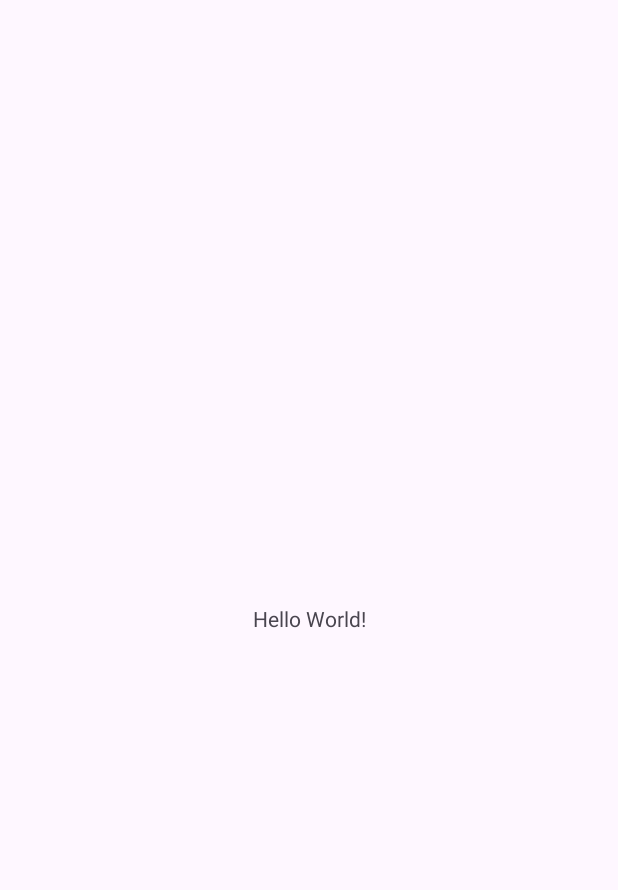
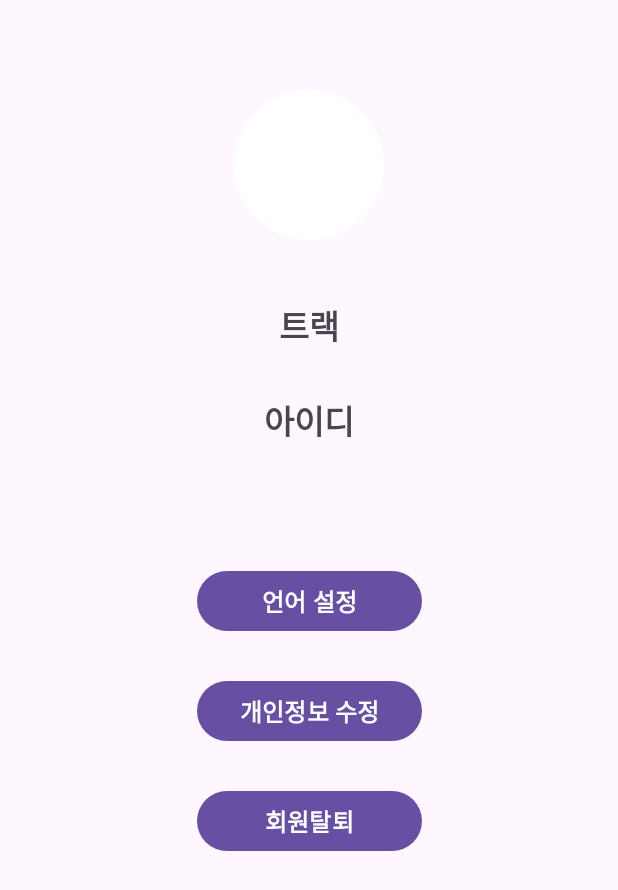
Before and after one commit to jericho31/appbasic-SNS-teamproj, an Android app: the screen it shows after launch (MainPageActivity before the commit, ProfilActivity after it), on a phone screen of 412 x 824 dp. Before the commit the part shown is almost empty. Shown: the top 890 px of the screen. Run offline under Robolectric (Android 15) with nearby library versions, the phone set to English and light mode, and no system bars; 2 statements that could not run were skipped.

Commit message:
프로필 화면 & 언어 설정 화면

```diff
--- /dev/null
+++ b/appbasicSNSteamproj/app/src/main/java/com/example/spatraforest/ProfilActivity.kt
@@ -0,0 +1,25 @@
+package com.example.spatraforest
+
+import android.content.Intent
+import androidx.appcompat.app.AppCompatActivity
+import android.os.Bundle
+import android.widget.Button
+
+class ProfilActivity : AppCompatActivity() {
+    override fun onCreate(savedInstanceState: Bundle?) {
+        super.onCreate(savedInstanceState)
+        setContentView(R.layout.activity_profil)
+
+        val track = intent.getStringExtra("track")
+        val id = intent.getStringExtra("id")
+        val btnLanguageSetting = findViewById<Button>(R.id.btn_languageSetting)
+
+        track.setText(track)
+        id.setText(id)
+
+        btnLanguageSetting.setOnClickListener{
+            val intent = Intent(this, LanguageSettingActivity::class.java)
+            startActivity(intent)
+        }
+    }
+}
--- /dev/null
+++ b/appbasicSNSteamproj/app/src/main/res/drawable/rounded_background.xml
@@ -0,0 +1,6 @@
+<?xml version="1.0" encoding="utf-8"?>
+<shape xmlns:android="http://schemas.android.com/apk/res/android">
+    <solid android:color="@color/white"/>
+    <corners android:radius="50dp"/>
+
+</shape>
--- /dev/null
+++ b/appbasicSNSteamproj/app/src/main/res/layout/activity_profil.xml
@@ -0,0 +1,81 @@
+<?xml version="1.0" encoding="utf-8"?>
+<androidx.constraintlayout.widget.ConstraintLayout xmlns:android="http://schemas.android.com/apk/res/android"
+    xmlns:app="http://schemas.android.com/apk/res-auto"
+    xmlns:tools="http://schemas.android.com/tools"
+    android:layout_width="match_parent"
+    android:layout_height="match_parent"
+    tools:context=".ProfilActivity">
+
+    <ImageView
+        android:id="@+id/iv_profil"
+        android:layout_width="100dp"
+        android:layout_height="100dp"
+        android:background="@drawable/rounded_background"
+        android:clipToOutline="true"
+        android:layout_marginTop="60dp"
+        app:layout_constraintEnd_toEndOf="parent"
+        app:layout_constraintStart_toStartOf="parent"
+        app:layout_constraintTop_toTopOf="parent"
+        tools:srcCompat="@tools:sample/avatars" />
+
+    <Button
+        android:id="@+id/btn_languageSetting"
+        android:layout_width="150dp"
+        android:layout_height="wrap_content"
+        android:layout_marginTop="80dp"
+        android:text="@string/profil_btn_setting"
+        android:textSize="16sp"
+        android:textStyle="bold"
+        app:layout_constraintEnd_toEndOf="parent"
+        app:layout_constraintStart_toStartOf="parent"
+        app:layout_constraintTop_toBottomOf="@+id/txt_id" />
+
+    <TextView
+        android:id="@+id/txt_track"
+        android:layout_width="wrap_content"
+        android:layout_height="wrap_content"
+        android:layout_marginTop="40dp"
+        android:text="@string/profil_txt_track"
+        android:textSize="22sp"
+        android:textStyle="bold"
+        app:layout_constraintEnd_toEndOf="parent"
+        app:layout_constraintStart_toStartOf="parent"
+        app:layout_constraintTop_toBottomOf="@+id/iv_profil" />
+
+    <TextView
+        android:id="@+id/txt_id"
+        android:layout_width="wrap_content"
+        android:layout_height="wrap_content"
+        android:layout_marginTop="30dp"
+        android:text="@string/profil_txt_id"
+        android:textSize="22sp"
+        android:textStyle="bold"
+        app:layout_constraintEnd_toEndOf="parent"
+        app:layout_constraintStart_toStartOf="parent"
+        app:layout_constraintTop_toBottomOf="@+id/txt_track" />
+
+    <Button
+        android:id="@+id/btn_modifyInfo"
+        android:layout_width="150dp"
+        android:layout_height="wrap_content"
+        android:layout_marginTop="25dp"
+        android:text="@string/profil_btn_revise"
+        android:textSize="16sp"
+        android:textStyle="bold"
+        app:layout_constraintEnd_toEndOf="parent"
+        app:layout_constraintStart_toStartOf="parent"
+        app:layout_constraintTop_toBottomOf="@+id/btn_languageSetting" />
+
+    <Button
+        android:id="@+id/btn_withdraw"
+        android:layout_width="150dp"
+        android:layout_height="wrap_content"
+        android:layout_marginTop="25dp"
+        android:text="@string/profil_btn_withdraw"
+        android:textSize="16sp"
+        android:textStyle="bold"
+        app:layout_constraintEnd_toEndOf="parent"
+        app:layout_constraintStart_toStartOf="parent"
+        app:layout_constraintTop_toBottomOf="@+id/btn_modifyInfo" />
+
+</androidx.constraintlayout.widget.ConstraintLayout>
--- /dev/null
+++ b/appbasicSNSteamproj/app/src/main/res/mipmap-anydpi-v26/ic_launcher.xml
@@ -0,0 +1,6 @@
+<?xml version="1.0" encoding="utf-8"?>
+<adaptive-icon xmlns:android="http://schemas.android.com/apk/res/android">
+    <background android:drawable="@drawable/ic_launcher_background" />
+    <foreground android:drawable="@drawable/ic_launcher_foreground" />
+    <monochrome android:drawable="@drawable/ic_launcher_foreground" />
+</adaptive-icon>
--- /dev/null
+++ b/appbasicSNSteamproj/app/src/main/res/mipmap-anydpi-v26/ic_launcher_round.xml
@@ -0,0 +1,6 @@
+<?xml version="1.0" encoding="utf-8"?>
+<adaptive-icon xmlns:android="http://schemas.android.com/apk/res/android">
+    <background android:drawable="@drawable/ic_launcher_background" />
+    <foreground android:drawable="@drawable/ic_launcher_foreground" />
+    <monochrome android:drawable="@drawable/ic_launcher_foreground" />
+</adaptive-icon>
--- a/appbasicSNSteamproj/app/src/main/res/values-night/themes.xml
+++ b/appbasicSNSteamproj/app/src/main/res/values-night/themes.xml
@@ -1,6 +1,6 @@
 <resources xmlns:tools="http://schemas.android.com/tools">
     <!-- Base application theme. -->
-    <style name="Base.Theme.AppbasicSNSteamproj" parent="Theme.Material3.DayNight.NoActionBar">
+    <style name="Base.Theme.SpatraForest" parent="Theme.Material3.DayNight.NoActionBar">
         <!-- Customize your dark theme here. -->
         <!-- <item name="colorPrimary">@color/my_dark_primary</item> -->
     </style>
--- a/appbasicSNSteamproj/app/src/main/res/values/strings.xml
+++ b/appbasicSNSteamproj/app/src/main/res/values/strings.xml
@@ -1,3 +1,11 @@
 <resources>
-    <string name="app_name">appbasic-SNS-teamproj</string>
+    <string name="app_name">SpatraForest</string>
+    <string name="profil_txt_track">트랙</string>
+    <string name="profil_txt_id">아이디</string>
+    <string name="profil_btn_setting">언어 설정</string>
+    <string name="profil_btn_revise">개인정보 수정</string>
+    <string name="profil_btn_withdraw">회원탈퇴</string>
+    <string name="lng_txt_setting">언어 설정</string>
+    <string name="lng_txt_korean">한국어 (Korean)</string>
+    <string name="lng_txt_english">영어 (English)</string>
 </resources>
--- a/appbasicSNSteamproj/app/src/main/res/values/themes.xml
+++ b/appbasicSNSteamproj/app/src/main/res/values/themes.xml
@@ -1,9 +1,9 @@
 <resources xmlns:tools="http://schemas.android.com/tools">
     <!-- Base application theme. -->
-    <style name="Base.Theme.AppbasicSNSteamproj" parent="Theme.Material3.DayNight.NoActionBar">
+    <style name="Base.Theme.SpatraForest" parent="Theme.Material3.DayNight.NoActionBar">
         <!-- Customize your light theme here. -->
         <!-- <item name="colorPrimary">@color/my_light_primary</item> -->
     </style>
 
-    <style name="Theme.AppbasicSNSteamproj" parent="Base.Theme.AppbasicSNSteamproj" />
+    <style name="Theme.SpatraForest" parent="Base.Theme.SpatraForest" />
 </resources>
```
Also changed, not shown: appbasicSNSteamproj/app/build.gradle.kts (+4 -4 lines), appbasicSNSteamproj/app/src/main/AndroidManifest.xml (+3 -9 lines), appbasicSNSteamproj/app/src/main/java/com/example/spatraforest/LanguageSettingActivity.kt (added, +23 -0 lines), appbasicSNSteamproj/app/src/main/res/layout/activity_language_setting.xml (added, +58 -0 lines), appbasicSNSteamproj/app/src/main/res/drawable/ic_back.png (added), 2 other files.
